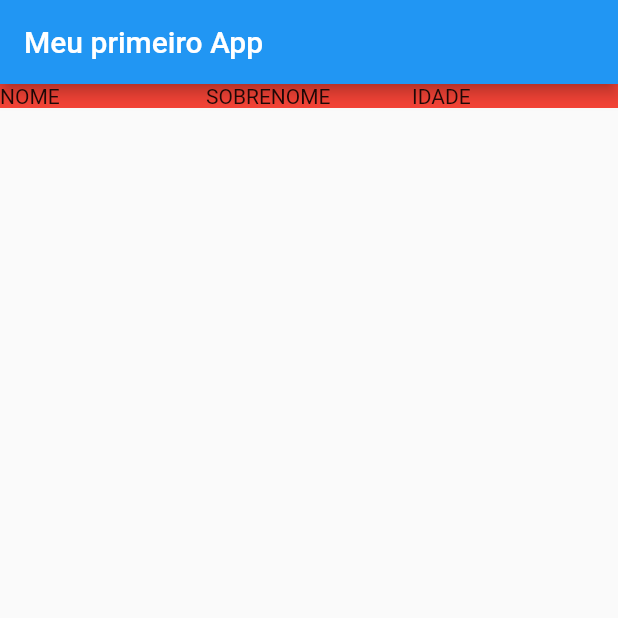
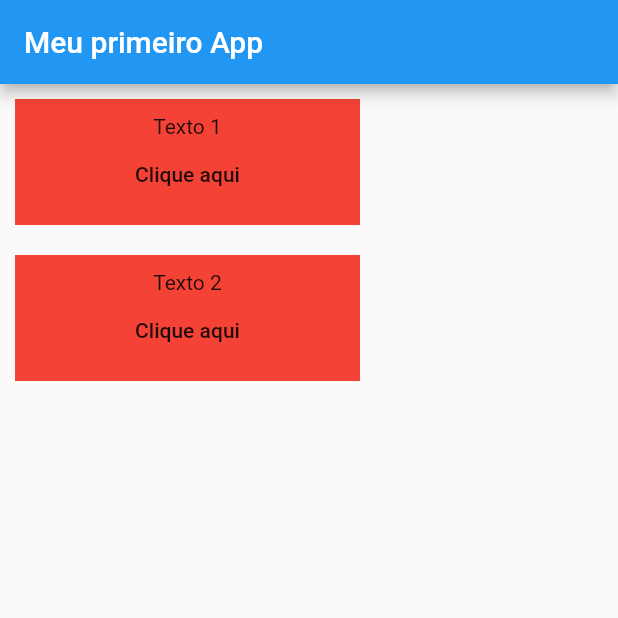
Before and after one commit to carlosaw/flutter, a Flutter app: the screen it shows after launch, on a phone screen of 412 x 824 dp, the top half of it. Run offline on Flutter 3.47's test engine with Material 2 defaults, Android fonts, the phone set to English and light mode, and no system bars.

Commit message:
FlatButton

```diff
--- a/lib/main.dart
+++ b/lib/main.dart
@@ -3,20 +3,45 @@ import 'package:flutter/material.dart';
 void main() => runApp(MeuApp());
 
 class MeuApp extends StatelessWidget {
+  botaoAction() {}
+
   @override
   Widget build(BuildContext context) {
     return MaterialApp(
-      home: Scaffold(
-          appBar: AppBar(title: Text('Meu primeiro App')),
-          body: Container(
-              color: Colors.red,
-              child: Row(
-                children: [
-                  Expanded(child: Text('NOME')),
-                  Expanded(child: Text('SOBRENOME')),
-                  Expanded(child: Text('IDADE')),
-                ],
-              ))),
-    );
+        home: Scaffold(
+            appBar: AppBar(title: Text('Meu primeiro App')),
+            body: Column(
+              children: <Widget>[
+                Exemplo(
+                    title: 'Texto 1',
+                    onPress: () {
+                      print('Clicou no item 1');
+                    }),
+                Exemplo(
+                    title: 'Texto 2',
+                    onPress: () {
+                      print('Clicou no item 2');
+                    })
+              ],
+            )));
   }
 }
+
+class Exemplo extends StatelessWidget {
+  Exemplo({this.title, this.onPress});
+  var title;
+  Function onPress;
+
+  @override
+  Widget build(BuildContext context) {
+    return Container(
+        width: 230,
+        color: Colors.red,
+        margin: EdgeInsets.all(10),
+        padding: EdgeInsets.all(10),
+        child: Column(children: [
+          Text(title),
+          FlatButton(child: Text('Clique aqui'), onPressed: onPress)
+        ]));
+  }
+}
```
Also changed, not shown: 1 other file.
